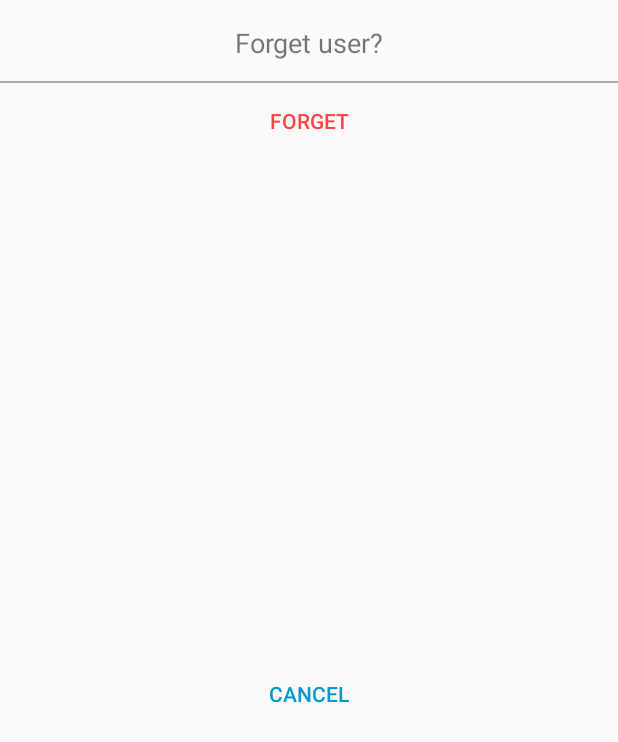
After one commit to Oxmose/PassLock, an Android app: the layout dialog_forget_user.xml on its own in the app's theme, with its tools: preview values and no code run, on a phone screen of 412 x 824 dp. The commit adds this screen. Shown: the top 742 px of the screen. Run offline under Robolectric (Android 15) with nearby library versions, the phone set to English and light mode, and no system bars.

```diff
--- a/app/src/main/java/io/github/oxmose/passlock/CreateAccountActivity.java
+++ b/app/src/main/java/io/github/oxmose/passlock/CreateAccountActivity.java
@@ -17,8 +17,6 @@ import java.io.File;
 import java.io.FileNotFoundException;
 import java.io.FileOutputStream;
 import java.io.InputStream;
-import java.security.MessageDigest;
-import java.security.NoSuchAlgorithmException;
 import java.util.Random;
 
 import io.github.oxmose.passlock.database.DatabaseSingleton;
@@ -63,7 +61,7 @@ public class CreateAccountActivity extends Activity {
 
         saveButton = findViewById(R.id.activity_create_account_save_button);
         cancelButton = findViewById(R.id.activity_create_account_cancel_button);
-        addAvatarButton = findViewById(R.id.activity_create_account__add_avatar_button);
+        addAvatarButton = findViewById(R.id.dialog_forget_user_forget_button);
 
         /* Set components */
         cancelButton.setOnClickListener(new View.OnClickListener() {
@@ -262,4 +260,6 @@ public class CreateAccountActivity extends Activity {
     }
 
 
+
+
 }
--- a/app/src/main/res/layout/activity_create_account.xml
+++ b/app/src/main/res/layout/activity_create_account.xml
@@ -110,7 +110,7 @@
         app:layout_constraintBottom_toBottomOf="parent"
         app:layout_constraintEnd_toEndOf="parent"
         app:layout_constraintStart_toEndOf="@+id/activity_create_account_save_button"
-        app:layout_constraintTop_toBottomOf="@+id/activity_create_account__add_avatar_button" />
+        app:layout_constraintTop_toBottomOf="@+id/dialog_forget_user_forget_button" />
 
     <Button
         android:id="@+id/activity_create_account_save_button"
@@ -124,10 +124,10 @@
         app:layout_constraintBottom_toBottomOf="parent"
         app:layout_constraintEnd_toStartOf="@+id/activity_create_account_cancel_button"
         app:layout_constraintStart_toStartOf="parent"
-        app:layout_constraintTop_toBottomOf="@+id/activity_create_account__add_avatar_button" />
+        app:layout_constraintTop_toBottomOf="@+id/dialog_forget_user_forget_button" />
 
     <Button
-        android:id="@+id/activity_create_account__add_avatar_button"
+        android:id="@+id/dialog_forget_user_forget_button"
         android:layout_width="0dp"
         android:layout_height="wrap_content"
         android:layout_marginEnd="16dp"
--- /dev/null
+++ b/app/src/main/res/layout/dialog_forget_user.xml
@@ -0,0 +1,62 @@
+<?xml version="1.0" encoding="utf-8"?>
+<android.support.constraint.ConstraintLayout xmlns:android="http://schemas.android.com/apk/res/android"
+    xmlns:app="http://schemas.android.com/apk/res-auto"
+    xmlns:tools="http://schemas.android.com/tools"
+    android:layout_width="match_parent"
+    android:layout_height="match_parent"
+    tools:context=".CreateAccountActivity">
+
+    <TextView
+        android:id="@+id/dialog_forget_user_info_textview"
+        android:layout_width="wrap_content"
+        android:layout_height="wrap_content"
+        android:layout_marginTop="16dp"
+        android:text="               Forget user?               "
+        android:textAlignment="center"
+        android:textSize="18sp"
+        app:layout_constraintEnd_toEndOf="parent"
+        app:layout_constraintStart_toStartOf="parent"
+        app:layout_constraintTop_toTopOf="parent" />
+
+    <View
+        android:layout_width="match_parent"
+        android:layout_height="1dp"
+        android:layout_marginTop="54dp"
+        android:background="@android:color/darker_gray"
+        app:layout_constraintTop_toTopOf="parent" />
+
+    <Button
+        android:id="@+id/dialog_forget_user_cancel_button"
+        style="?android:attr/borderlessButtonStyle"
+        android:layout_width="0dp"
+        android:layout_height="wrap_content"
+        android:layout_marginBottom="8dp"
+        android:layout_marginEnd="16dp"
+        android:layout_marginStart="16dp"
+        android:layout_marginTop="4dp"
+        android:text="@string/cancel"
+        android:textColor="@android:color/holo_blue_dark"
+        app:layout_constraintBottom_toBottomOf="parent"
+        app:layout_constraintEnd_toEndOf="parent"
+        app:layout_constraintHorizontal_bias="1.0"
+        app:layout_constraintStart_toStartOf="parent"
+        app:layout_constraintTop_toBottomOf="@+id/dialog_forget_user_forget_button" />
+
+    <Button
+        android:id="@+id/dialog_forget_user_forget_button"
+        style="?android:attr/borderlessButtonStyle"
+        android:layout_width="0dp"
+        android:layout_height="wrap_content"
+        android:layout_marginEnd="16dp"
+        android:layout_marginStart="16dp"
+        android:layout_marginTop="16dp"
+        android:text="@string/forget"
+        android:textColor="@android:color/holo_red_light"
+        app:layout_constraintEnd_toEndOf="parent"
+        app:layout_constraintHorizontal_bias="0.0"
+        app:layout_constraintStart_toStartOf="parent"
+        app:layout_constraintTop_toBottomOf="@+id/dialog_forget_user_info_textview" />
+
+
+
+</android.support.constraint.ConstraintLayout>
--- a/app/src/main/res/values/strings.xml
+++ b/app/src/main/res/values/strings.xml
@@ -16,4 +16,5 @@
     <string name="cancel">Cancel</string>
     <string name="save">Save</string>
     <string name="add_avatar_optional">Add avatar (optional)</string>
+    <string name="forget">Forget</string>
 </resources>
--- a/app/src/main/res/values/styles.xml
+++ b/app/src/main/res/values/styles.xml
@@ -21,4 +21,6 @@
     </style>
 
 
+
+
 </resources>
```
Also changed, not shown: app/src/main/java/io/github/oxmose/passlock/ForgetDialog.java (added, +50 -0 lines), app/src/main/java/io/github/oxmose/passlock/LoginActivity.java (+35 -0 lines).
